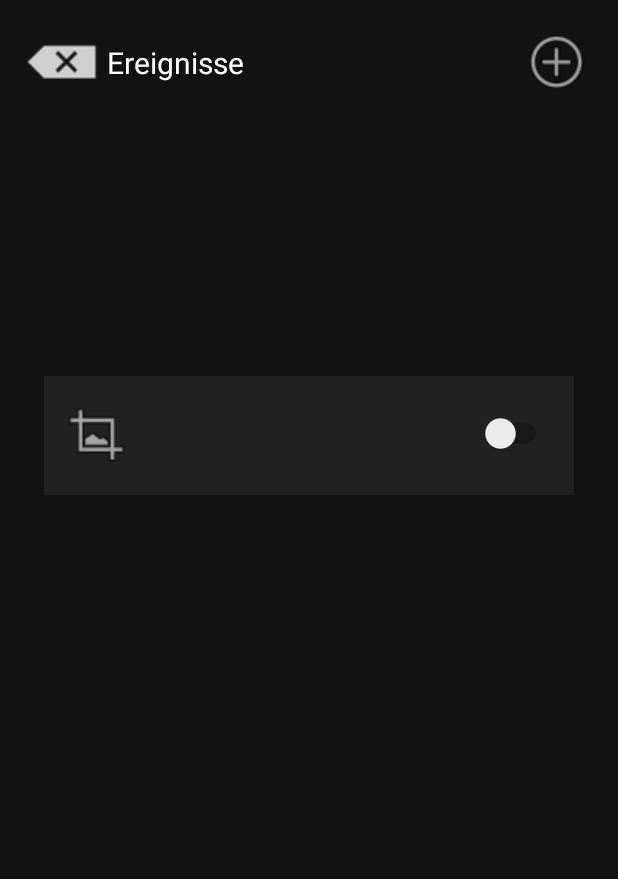
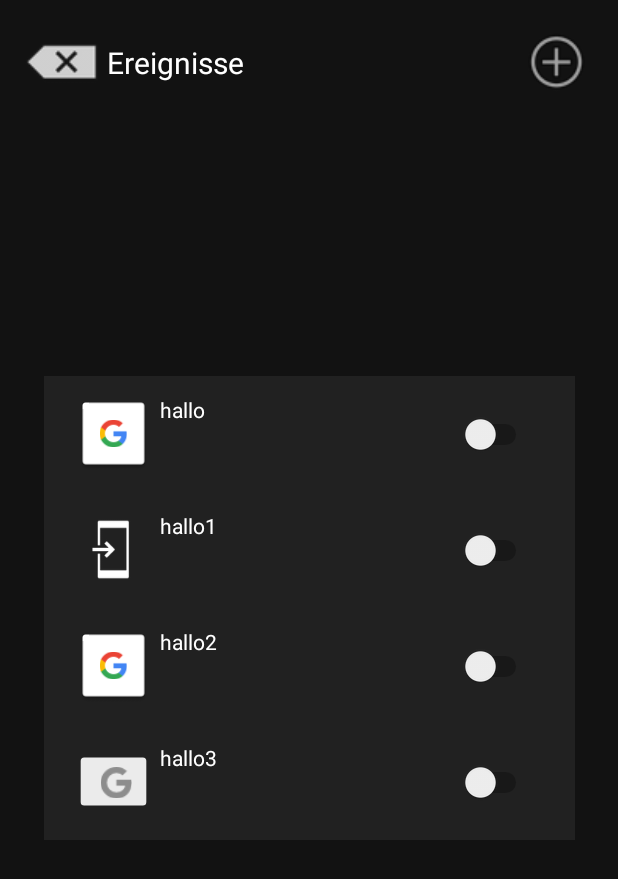
Before and after one commit to sophiafema/home_easylife, an Android app: the Events screen opened directly, with no data from a screen before it, on a phone screen of 412 x 824 dp. Shown: the top 879 px of the screen. Run offline under Robolectric (Android 15) with nearby library versions, the phone set to English and light mode, and no system bars.

Commit message:
RecyclerView in Events

```diff
--- a/app/src/main/java/com/sophiafema/home_easylife/Events.java
+++ b/app/src/main/java/com/sophiafema/home_easylife/Events.java
@@ -1,24 +1,29 @@
 package com.sophiafema.home_easylife;
 
+import androidx.annotation.NonNull;
 import androidx.appcompat.app.AppCompatActivity;
 //import androidx.recyclerview.widget.LinearLayoutManager;
+import androidx.recyclerview.widget.LinearLayoutManager;
 import androidx.recyclerview.widget.RecyclerView;
 
+import android.content.Context;
 import android.content.Intent;
 import android.os.Bundle;
+import android.view.LayoutInflater;
 import android.view.View;
+import android.view.ViewGroup;
 import android.widget.ImageView;
 import android.widget.Switch;
 import android.widget.TextView;
 
+import com.sophiafema.home_easylife.models.Event;
+
+import java.util.ArrayList;
+
 //import com.sophiafema.home_easylife.models.Event;
 
 public class Events extends AppCompatActivity implements View.OnClickListener {
-
-//    RecyclerView recyclerView;
-//    recyclerView.setHasFixedSize(true);
-//    LinearLayoutManager llm = new LinearLayoutManager(context);
-//    recyclerView.setLayoutManager(llm);
+    RecyclerView recyclerView;
 
     ImageView iVEventsMenue;
     TextView tVEventsHeading;
@@ -31,11 +36,12 @@ public class Events extends AppCompatActivity implements View.OnClickListener {
     Switch swEvents;
     ImageView iVEventsPicture;
 
-//    Event event;
-//    String name [];
-//    int images [] = {R.drawable.common_google_signin_btn_icon_light, R.drawable.common_full_open_on_phone,
-//            R.drawable.common_google_signin_btn_text_dark_focused, R.drawable.common_google_signin_btn_icon_light_normal_background,
-//            R.drawable.common_google_signin_btn_icon_light, R.drawable.common_google_signin_btn_text_disabled};
+
+    int images [] = {R.drawable.common_google_signin_btn_icon_light, R.drawable.common_full_open_on_phone,
+            R.drawable.common_google_signin_btn_text_dark_focused, R.drawable.common_google_signin_btn_icon_light_normal_background,
+            R.drawable.common_google_signin_btn_icon_light, R.drawable.common_google_signin_btn_text_disabled};
+
+
 
     @Override
     protected void onCreate(Bundle savedInstanceState) {
@@ -55,7 +61,25 @@ public class Events extends AppCompatActivity implements View.OnClickListener {
         swEvents = (Switch) findViewById(R.id.swEvents);
         iVEventsPicture = (ImageView) findViewById(R.id.iVEventsPicture);
 
-//        recyclerView = (RecyclerView) findViewById(R.id.recyclerView);
+
+
+        // Lookup the recyclerview in activity layout
+        recyclerView = (RecyclerView) findViewById(R.id.recyclerView);
+
+        // Initialize contacts
+        //events = Contact.createContactsList(20);
+        ArrayList<Event> events = new ArrayList<Event>();
+        events.add(new Event(0, "hallo", 2, null));
+        events.add(new Event(1, "hallo1", 2, null));
+        events.add(new Event(4, "hallo2", 2, null));
+        events.add(new Event(5, "hallo3", 2, null));
+        // Create adapter passing in the sample user data
+        EventsAdapter adapter = new EventsAdapter(events);
+        // Attach the adapter to the recyclerview to populate items
+        recyclerView.setAdapter(adapter);
+        // Set layout manager to position the items
+        recyclerView.setLayoutManager(new LinearLayoutManager(this));
+        // That's all!
 
     }
 
@@ -74,4 +98,68 @@ public class Events extends AppCompatActivity implements View.OnClickListener {
     }
 
 
+    public class EventsAdapter extends RecyclerView.Adapter<EventsAdapter.ViewHolder>{
+
+        private ArrayList<Event> mEvents;
+
+        public EventsAdapter(ArrayList<Event> events) {
+            mEvents = events;
+        }
+        @NonNull
+        @Override
+        public ViewHolder onCreateViewHolder(@NonNull ViewGroup parent, int viewType) {
+            Context context = parent.getContext();
+            LayoutInflater inflater = LayoutInflater.from(context);
+
+            // Inflate the custom layout
+            View contactView = inflater.inflate(R.layout.item_event, parent, false);
+
+            // Return a new holder instance
+            ViewHolder viewHolder = new ViewHolder(contactView);
+            return viewHolder;
+        }
+
+        @Override
+        public void onBindViewHolder(@NonNull ViewHolder holder, int position) {
+            // Get the data model based on position
+            Event contact = mEvents.get(position);
+
+            // Set item views based on your views and data model
+            TextView textView = holder.nameTextView;
+            textView.setText(contact.getName());
+            ImageView image = holder.img;
+            image.setImageResource(images[contact.getPictureID()]);
+
+        }
+
+        @Override
+        public int getItemCount() {
+            return mEvents.size();
+        }
+
+
+        // Provide a direct reference to each of the views within a data item
+        // Used to cache the views within the item layout for fast access
+        public class ViewHolder extends RecyclerView.ViewHolder {
+            // Your holder should contain a member variable
+            // for any view that will be set as you render a row
+            public TextView nameTextView;
+            public Switch swEvents;
+            public ImageView img;
+
+            // We also create a constructor that accepts the entire item row
+            // and does the view lookups to find each subview
+            public ViewHolder(View itemView) {
+                // Stores the itemView in a public final member variable that can be used
+                // to access the context from any ViewHolder instance.
+                super(itemView);
+
+                nameTextView = (TextView) itemView.findViewById(R.id.tVEventsName);
+                swEvents = (Switch) itemView.findViewById(R.id.swEvents);
+                img = (ImageView) itemView.findViewById(R.id.iVEventsPicture);
+            }
+        }
+    }
+
+
 }
--- a/app/src/main/java/com/sophiafema/home_easylife/Home.java
+++ b/app/src/main/java/com/sophiafema/home_easylife/Home.java
@@ -40,6 +40,7 @@ public class Home extends AppCompatActivity implements View.OnClickListener {
     ImageView iVHomeBath;
     ImageView iVHomeGeneral;
     ImageView iVHomeEvents;
+
 
     private ProgressBar spinner;
     DatabaseAdapter db;
@@ -138,7 +139,6 @@ public class Home extends AppCompatActivity implements View.OnClickListener {
             {
                 intent3.putExtra(Util.ROOM, Util.HALLWAY);
             }
-
             else if (view.getId() == R.id.iVHomeBath)
             {
                 intent3.putExtra(Util.ROOM, Util.BATH);
--- a/app/src/main/java/com/sophiafema/home_easylife/models/Event.java
+++ b/app/src/main/java/com/sophiafema/home_easylife/models/Event.java
@@ -3,6 +3,14 @@ package com.sophiafema.home_easylife.models;
 import java.util.ArrayList;
 
 public class Event {
+    public int getPictureID() {
+        return pictureID;
+    }
+
+    public void setPictureID(int pictureID) {
+        this.pictureID = pictureID;
+    }
+
     private int pictureID;
     private String name;
     private int id;
--- a/app/src/main/res/layout/activity_events.xml
+++ b/app/src/main/res/layout/activity_events.xml
@@ -58,75 +58,6 @@
 
     </androidx.recyclerview.widget.RecyclerView>
 
-    <ImageView
-        android:id="@+id/iVEventsBackground"
-        android:layout_width="353dp"
-        android:layout_height="79dp"
-        app:layout_constraintBottom_toBottomOf="@+id/recyclerView"
-        app:layout_constraintEnd_toEndOf="@+id/recyclerView"
-        app:layout_constraintHorizontal_bias="0.333"
-        app:layout_constraintStart_toStartOf="@+id/recyclerView"
-        app:layout_constraintTop_toTopOf="@+id/recyclerView"
-        app:layout_constraintVertical_bias="0.0"
-        app:srcCompat="@color/colorPrimary" />
 
-    <TextView
-        android:id="@+id/tVEventsName"
-        android:layout_width="198dp"
-        android:layout_height="29dp"
-        android:text=" "
-        app:layout_constraintBottom_toBottomOf="@+id/iVEventsBackground"
-        app:layout_constraintEnd_toEndOf="@+id/iVEventsBackground"
-        app:layout_constraintHorizontal_bias="0.503"
-        app:layout_constraintStart_toStartOf="@+id/iVEventsBackground"
-        app:layout_constraintTop_toTopOf="@+id/iVEventsBackground"
-        app:layout_constraintVertical_bias="0.26" />
-
-    <TextView
-        android:id="@+id/tVEventsTime"
-        android:layout_width="116dp"
-        android:layout_height="19dp"
-        android:text=" "
-        app:layout_constraintBottom_toBottomOf="@+id/iVEventsBackground"
-        app:layout_constraintEnd_toEndOf="@+id/iVEventsBackground"
-        app:layout_constraintHorizontal_bias="0.324"
-        app:layout_constraintStart_toStartOf="@+id/iVEventsBackground"
-        app:layout_constraintTop_toTopOf="@+id/iVEventsBackground"
-        app:layout_constraintVertical_bias="0.892" />
-
-    <TextView
-        android:id="@+id/tVEventsRepetition"
-        android:layout_width="116dp"
-        android:layout_height="19dp"
-        android:text=" "
-        app:layout_constraintBottom_toBottomOf="@+id/iVEventsBackground"
-        app:layout_constraintEnd_toEndOf="@+id/iVEventsBackground"
-        app:layout_constraintHorizontal_bias="0.935"
-        app:layout_constraintStart_toStartOf="@+id/iVEventsBackground"
-        app:layout_constraintTop_toTopOf="@+id/iVEventsBackground"
-        app:layout_constraintVertical_bias="0.892" />
-
-    <Switch
-        android:id="@+id/swEvents"
-        android:layout_width="wrap_content"
-        android:layout_height="wrap_content"
-        app:layout_constraintBottom_toBottomOf="@+id/iVEventsBackground"
-        app:layout_constraintEnd_toEndOf="@+id/iVEventsBackground"
-        app:layout_constraintHorizontal_bias="0.951"
-        app:layout_constraintStart_toStartOf="@+id/iVEventsBackground"
-        app:layout_constraintTop_toTopOf="@+id/iVEventsBackground"
-        app:layout_constraintVertical_bias="0.479" />
-
-    <ImageView
-        android:id="@+id/iVEventsPicture"
-        android:layout_width="50dp"
-        android:layout_height="50dp"
-        app:layout_constraintBottom_toBottomOf="@+id/iVEventsBackground"
-        app:layout_constraintEnd_toEndOf="@+id/iVEventsBackground"
-        app:layout_constraintHorizontal_bias="0.033"
-        app:layout_constraintStart_toStartOf="@+id/iVEventsBackground"
-        app:layout_constraintTop_toTopOf="@+id/iVEventsBackground"
-        app:layout_constraintVertical_bias="0.48"
-        app:srcCompat="@android:drawable/ic_menu_crop" />
 
 </androidx.constraintlayout.widget.ConstraintLayout>
--- a/app/src/main/res/layout/activity_plain_room.xml
+++ b/app/src/main/res/layout/activity_plain_room.xml
@@ -111,11 +111,12 @@
     <ImageView
         android:id="@+id/iVPlainRoomBackground"
         android:layout_width="match_parent"
-        android:layout_height="476dp"
-        android:layout_below="@+id/iVPlainRoomKitchen"
+        android:layout_height="437dp"
         android:layout_above="@+id/indicator"
+        android:layout_below="@+id/iVPlainRoomLinear"
         android:layout_alignParentStart="true"
         android:layout_alignParentLeft="true"
+        android:layout_marginTop="21dp"
         android:layout_marginBottom="0dp" />
 
     <TextView
--- /dev/null
+++ b/app/src/main/res/layout/item_event.xml
@@ -0,0 +1,79 @@
+<?xml version="1.0" encoding="utf-8"?>
+<androidx.constraintlayout.widget.ConstraintLayout xmlns:android="http://schemas.android.com/apk/res/android"
+    xmlns:app="http://schemas.android.com/apk/res-auto"
+    android:id="@+id/linearLayout2"
+    android:layout_width="match_parent"
+    android:layout_height="wrap_content"
+    android:orientation="vertical">
+
+    <ImageView
+        android:id="@+id/iVEventsBackground"
+        android:layout_width="370dp"
+        android:layout_height="77dp"
+        app:layout_constraintEnd_toEndOf="parent"
+        android:layout_margin="30dp"
+        android:layout_padding="30dp"
+        app:layout_constraintHorizontal_bias="0.521"
+        app:layout_constraintStart_toStartOf="parent"
+        app:layout_constraintTop_toTopOf="@+id/recyclerView"
+        app:srcCompat="@color/colorPrimary" />
+
+    <TextView
+        android:id="@+id/tVEventsName"
+        android:layout_width="198dp"
+        android:layout_height="29dp"
+        android:text=" "
+        android:textColor="@android:color/background_light"
+        app:layout_constraintBottom_toBottomOf="@+id/iVEventsBackground"
+        app:layout_constraintEnd_toEndOf="@+id/iVEventsBackground"
+        app:layout_constraintHorizontal_bias="0.503"
+        app:layout_constraintStart_toStartOf="@+id/iVEventsBackground"
+        app:layout_constraintTop_toTopOf="@+id/iVEventsBackground"
+        app:layout_constraintVertical_bias="0.26" />
+
+    <TextView
+        android:id="@+id/tVEventsTime"
+        android:layout_width="116dp"
+        android:layout_height="19dp"
+        android:text=" "
+        app:layout_constraintBottom_toBottomOf="@+id/iVEventsBackground"
+        app:layout_constraintEnd_toEndOf="@+id/iVEventsBackground"
+        app:layout_constraintHorizontal_bias="0.324"
+        app:layout_constraintStart_toStartOf="@+id/iVEventsBackground"
+        app:layout_constraintTop_toTopOf="@+id/iVEventsBackground"
+        app:layout_constraintVertical_bias="0.892" />
+
+    <TextView
+        android:id="@+id/tVEventsRepetition"
+        android:layout_width="116dp"
+        android:layout_height="19dp"
+        android:text=" "
+        app:layout_constraintBottom_toBottomOf="@+id/iVEventsBackground"
+        app:layout_constraintEnd_toEndOf="@+id/iVEventsBackground"
+        app:layout_constraintHorizontal_bias="0.854"
+        app:layout_constraintStart_toStartOf="@+id/iVEventsBackground"
+        app:layout_constraintTop_toTopOf="@+id/iVEventsBackground"
+        app:layout_constraintVertical_bias="0.896" />
+
+    <Switch
+        android:id="@+id/swEvents"
+        android:layout_width="wrap_content"
+        android:layout_height="wrap_content"
+        app:layout_constraintBottom_toBottomOf="@+id/iVEventsBackground"
+        app:layout_constraintEnd_toEndOf="@+id/iVEventsBackground"
+        app:layout_constraintHorizontal_bias="0.891"
+        app:layout_constraintStart_toStartOf="@+id/iVEventsBackground"
+        app:layout_constraintTop_toTopOf="@+id/iVEventsBackground" />
+
+    <ImageView
+        android:id="@+id/iVEventsPicture"
+        android:layout_width="50dp"
+        android:layout_height="50dp"
+        app:layout_constraintBottom_toBottomOf="@+id/iVEventsBackground"
+        app:layout_constraintEnd_toEndOf="@+id/iVEventsBackground"
+        app:layout_constraintHorizontal_bias="0.096"
+        app:layout_constraintStart_toStartOf="@+id/iVEventsBackground"
+        app:layout_constraintTop_toTopOf="@+id/iVEventsBackground"
+        app:layout_constraintVertical_bias="0.481"
+        app:srcCompat="@android:drawable/ic_menu_crop" />
+</androidx.constraintlayout.widget.ConstraintLayout>
--- a/app/src/main/res/values/strings.xml
+++ b/app/src/main/res/values/strings.xml
@@ -16,6 +16,9 @@
     <string name="events">Ereignisse</string>
     <string name="event">Ereignis</string>
 
+    <string name="light_on">Licht an</string>
+    <string name="light_off">Licht aus</string>
+
 
 <!--    //Test für Events &ndash;&gt; RecyclerView-->
 <!--    <string-array name="events">-->
```
Also changed, not shown: app/src/main/java/com/sophiafema/home_easylife/General.java (+38 -6 lines), app/src/main/java/com/sophiafema/home_easylife/PlainRoom.java (+13 -12 lines), app/src/main/res/layout/activity_home.xml (+4 -4 lines).
